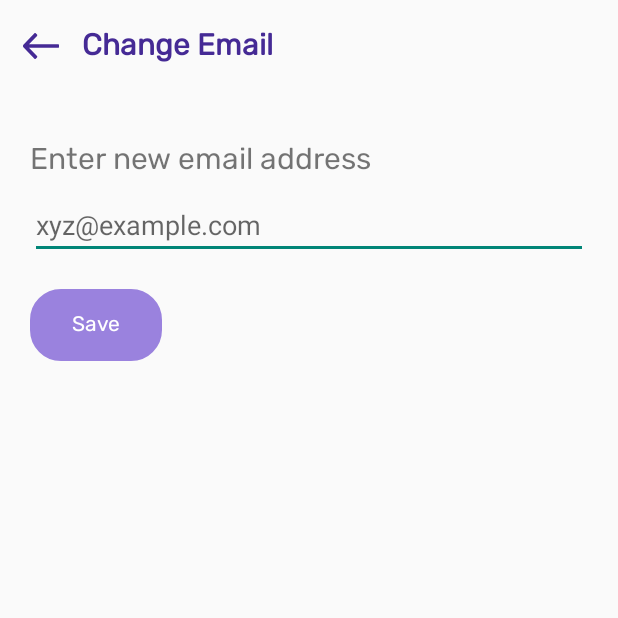
After one commit to briksec/KujuoApp01, an Android app: the ChangeEmailActivity screen opened directly, with no data from a screen before it, on a phone screen of 412 x 824 dp, the top half of it. The commit adds this screen. Run offline under Robolectric (Android 15) with nearby library versions, the phone set to English and light mode, and no system bars; our stand-ins replace Volley; network calls fail; Roboto replaces fonts that are not available here.

Commit message:
added update email in change profile

```diff
--- a/app/src/main/java/com/example/kujuoapp/Profile/ChangePinCodeActivity.java
+++ b/app/src/main/java/com/example/kujuoapp/Profile/ChangePinCodeActivity.java
@@ -37,7 +37,7 @@ public class ChangePinCodeActivity extends AppCompatActivity {
     protected void onCreate(Bundle savedInstanceState) {
         super.onCreate(savedInstanceState);
         setContentView(R.layout.activity_change_pin_code);
-        getSupportActionBar().hide();
+//        getSupportActionBar().hide();
         back = findViewById(R.id.cp_backzcp);
         et1 = findViewById(R.id.codesss);
         et2 = findViewById(R.id.codesss2);
--- a/app/src/main/java/com/example/kujuoapp/Profile/ChangeProfileActivity.java
+++ b/app/src/main/java/com/example/kujuoapp/Profile/ChangeProfileActivity.java
@@ -70,7 +70,7 @@ public class ChangeProfileActivity extends AppCompatActivity {
     protected void onCreate(Bundle savedInstanceState) {
         super.onCreate(savedInstanceState);
         setContentView(R.layout.activity_change_profile);
-        getSupportActionBar().hide();
+//        getSupportActionBar().hide();
         arrowright = findViewById(R.id.fname_arrow);
         arrowbottom = findViewById(R.id.phno_arrow);
         usersetdname = findViewById(R.id.my_username);
--- a/app/src/main/java/com/example/kujuoapp/Users/Feautures/BalanceActivity.java
+++ b/app/src/main/java/com/example/kujuoapp/Users/Feautures/BalanceActivity.java
@@ -59,7 +59,7 @@ public class BalanceActivity extends AppCompatActivity {
         super.onCreate(savedInstanceState);
         setContentView(R.layout.activity_balance);
         back = findViewById(R.id.wbackz);
-        getSupportActionBar().hide();
+///        getSupportActionBar().hide();
         statusbar();
         HashMap=new HashMap<String, String>();
 
--- /dev/null
+++ b/app/src/main/res/layout/activity_change_email.xml
@@ -0,0 +1,89 @@
+<?xml version="1.0" encoding="utf-8"?>
+<LinearLayout xmlns:android="http://schemas.android.com/apk/res/android"
+    xmlns:app="http://schemas.android.com/apk/res-auto"
+    xmlns:tools="http://schemas.android.com/tools"
+    android:layout_width="match_parent"
+    android:layout_height="match_parent"
+    android:orientation="vertical"
+    tools:context=".Profile.ChangeEmailActivity">
+
+    <!--        Header-->
+    <LinearLayout
+        android:layout_width="match_parent"
+        android:layout_height="wrap_content"
+        android:layout_marginLeft="15dp"
+        android:layout_marginRight="15dp"
+        >
+        <LinearLayout
+            android:layout_width="match_parent"
+            android:layout_height="wrap_content"
+            android:orientation="horizontal"
+            android:paddingTop="15dp"
+            android:paddingBottom="15dp"
+            android:gravity="center"
+            >
+            <ImageView
+                android:layout_width="wrap_content"
+                android:layout_height="wrap_content"
+                android:id="@+id/back_ce"
+                android:background="@drawable/ic_arrow_backward"
+                />
+            <TextView
+                android:layout_width="match_parent"
+                android:layout_height="wrap_content"
+                android:text="Change Email"
+                android:fontFamily="@font/rubik"
+                android:layout_marginLeft="15dp"
+                android:textColor="#452A95"
+                android:textSize="20dp"
+                android:textStyle="bold"
+                />
+        </LinearLayout>
+    </LinearLayout>
+
+    <LinearLayout
+        android:layout_width="match_parent"
+        android:layout_height="wrap_content"
+        android:orientation="vertical"
+        android:layout_marginLeft="20dp"
+        android:layout_marginRight="20dp"
+        android:layout_marginTop="20dp"
+        >
+    <TextView
+        android:layout_width="match_parent"
+        android:layout_height="wrap_content"
+        android:text="@string/enter_new_email_address"
+        android:layout_marginTop="10dp"
+        android:textSize="20dp"
+        android:fontFamily="@font/rubik"
+        />
+
+    <EditText
+        android:layout_width="match_parent"
+        android:layout_height="wrap_content"
+        android:layout_marginTop="5dp"
+        android:hint="@string/xyz_example_com"
+        android:id="@+id/change_email_ce"
+        />
+    </LinearLayout>
+    <!--        Button-->
+    <LinearLayout
+        android:layout_width="match_parent"
+        android:layout_height="wrap_content"
+        android:orientation="vertical"
+        android:layout_marginTop="20dp"
+        android:layout_marginLeft="20dp"
+        >
+        <Button
+            android:layout_width="wrap_content"
+            android:layout_height="wrap_content"
+            android:text="Save"
+            android:textAllCaps="false"
+            android:fontFamily="@font/rubik"
+            android:id="@+id/btn_save_ce"
+            android:textColor="@color/white"
+            android:inputType="textEmailAddress"
+            android:background="@drawable/btn_changepincode_backg"
+            />
+    </LinearLayout>
+</LinearLayout>
--- a/app/src/main/res/layout/activity_login.xml
+++ b/app/src/main/res/layout/activity_login.xml
@@ -283,7 +283,7 @@
                 android:paddingRight="5dp"
                 android:paddingTop="3dp"
                 android:id="@+id/z_mythumb"
-                android:src="@drawable/ic_baseline_fingerprint_24"
+                android:background="@drawable/ic_baseline_fingerprint_24"
                 />
 
         </LinearLayout>
--- a/app/src/main/res/layout/fragment_profile.xml
+++ b/app/src/main/res/layout/fragment_profile.xml
@@ -31,7 +31,7 @@
                 android:layout_height="wrap_content"
                 android:gravity="end"
                 >
-                <ImageView
+                <ImageButton
                     android:layout_width="50dp"
                     android:layout_height="30dp"
                     android:background="@drawable/ic_dots"
@@ -84,6 +84,7 @@
             android:layout_width="match_parent"
             android:layout_height="wrap_content"
             android:layout_marginTop="20dp"
+            android:id="@+id/to_balance"
             android:orientation="horizontal"
             >
             <LinearLayout
@@ -347,6 +348,7 @@
         android:layout_width="match_parent"
         android:layout_height="wrap_content"
         android:layout_marginTop="10dp"
+        android:id="@+id/email_set"
         android:orientation="horizontal"
         >
         <LinearLayout
--- a/app/src/main/res/values/strings.xml
+++ b/app/src/main/res/values/strings.xml
@@ -46,4 +46,6 @@
     <string name="forgot_password">Forgot Password</string>
     <string name="incorrect_password_please_try_again">Incorrect password, please try again!</string>
     <string name="pin_code_confirmation">Pin Code Confirmation</string>
+    <string name="enter_new_email_address">Enter new email address</string>
+    <string name="xyz_example_com">xyz@example.com</string>
 </resources>
```
Also changed, not shown: app/src/main/AndroidManifest.xml (+23 -15 lines), app/src/main/java/com/example/kujuoapp/Profile/ChangeEmailActivity.java (added, +180 -0 lines), app/src/main/java/com/example/kujuoapp/Profile/EnterExistingPin.java (+23 -6 lines), app/src/main/java/com/example/kujuoapp/Profile/ProfileFragment.java (+32 -2 lines).
